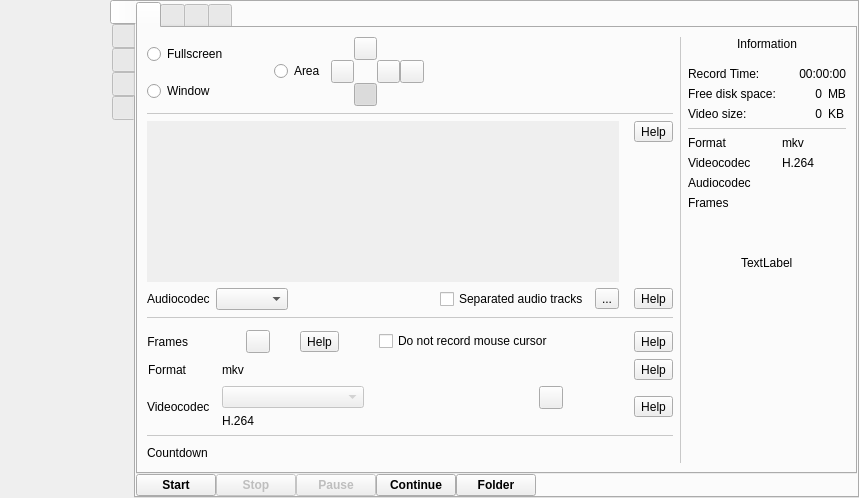
The window that src/wayland/formMainWindow_wl.ui (vkohaupt/vokoscreenNG) describes before a commit, drawn with Qt 5.
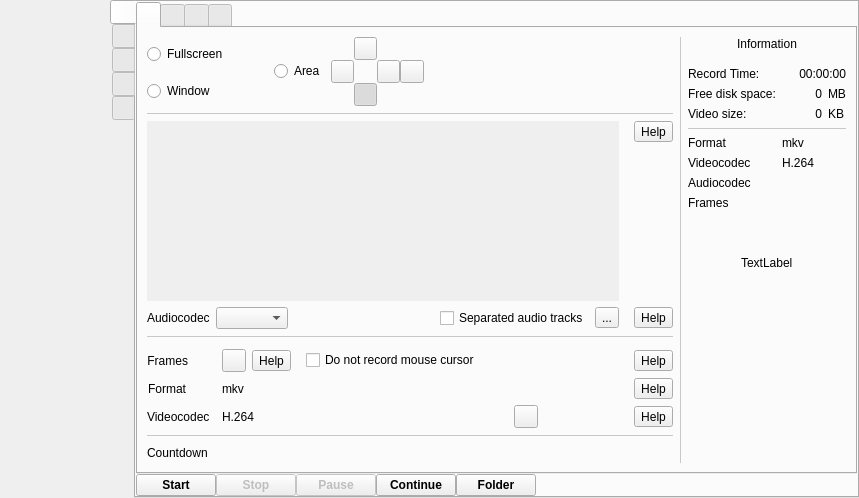
The same window after the commit. Icons and pictures are not drawn.

The edit to the form file:
```diff
--- a/src/wayland/formMainWindow_wl.ui
+++ b/src/wayland/formMainWindow_wl.ui
@@ -615,7 +615,7 @@
                           <x>0</x>
                           <y>0</y>
                           <width>440</width>
-                          <height>81</height>
+                          <height>103</height>
                          </rect>
                         </property>
                         <property name="accessibleName">
@@ -776,19 +776,6 @@
                        <property name="leftMargin">
                         <number>6</number>
                        </property>
-                       <item>
-                        <widget class="QComboBox" name="comboBoxVideoCodec">
-                         <property name="enabled">
-                          <bool>false</bool>
-                         </property>
-                         <property name="sizeAdjustPolicy">
-                          <enum>QComboBox::AdjustToContents</enum>
-                         </property>
-                         <property name="minimumContentsLength">
-                          <number>14</number>
-                         </property>
-                        </widget>
-                       </item>
                        <item>
                         <widget class="QLabel" name="label_16">
                          <property name="text">
```
Left out of the diff: 2 changed lines with no effect on the pictures.
